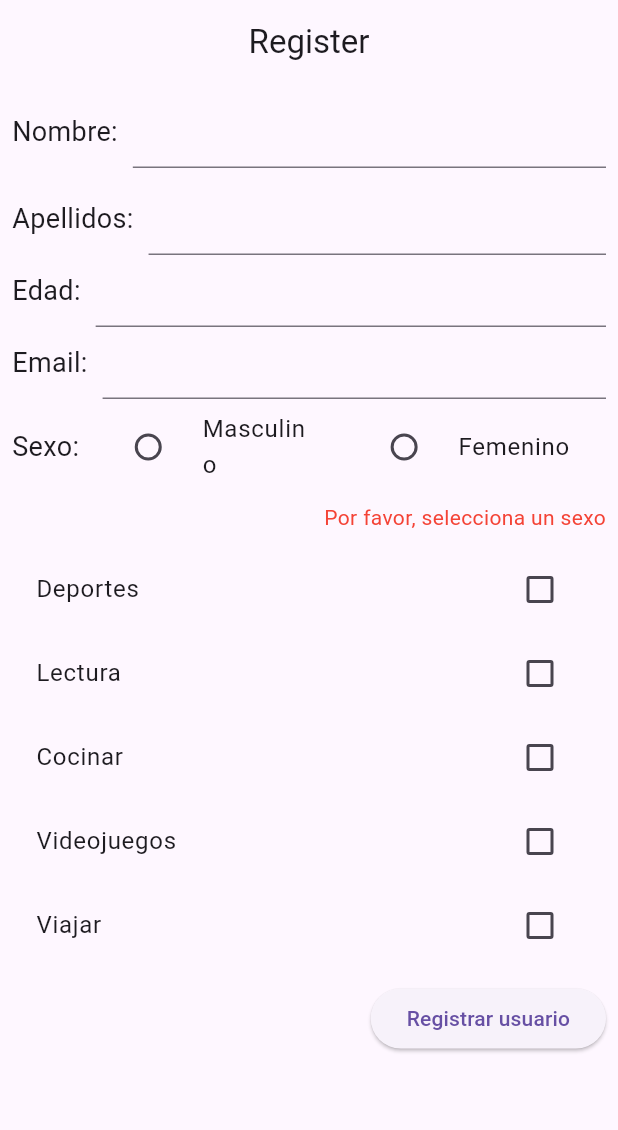
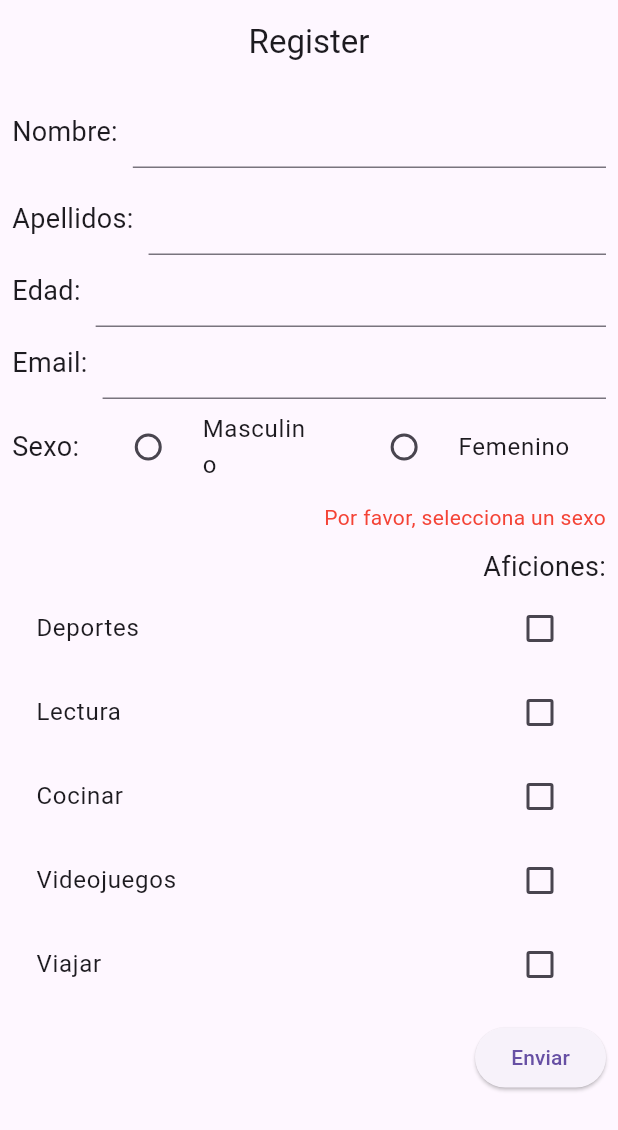
Before and after one commit to sergicasanova/2DAM_PMDM_Estacio, a Flutter app: the screen it shows after launch, on a phone screen of 412 x 824 dp. Shown: the top 1130 px of the screen. Run offline on Flutter 3.47's test engine with Material 3 defaults, Android fonts, the light colour scheme and no system bars.

Commit message:
Implementaciones faltantes, usuario.dart, error/checkbox

```diff
--- a/formularios_2/lib/widgets/form_register.dart
+++ b/formularios_2/lib/widgets/form_register.dart
@@ -1,4 +1,5 @@
 import 'package:flutter/material.dart';
+import 'package:formularios_2/widgets/infraestructure/models/usuario.dart';
 
 class FormRegister extends StatefulWidget {
   const FormRegister({super.key});
@@ -18,13 +19,8 @@ class _FormRegisterState extends State<FormRegister> {
   String? _sexoSeleccionado;
 
   // Map para las aficiones con su estado inicial (false = no seleccionado)
-  final Map<String, bool> _aficiones = {
-    'Deportes': false,
-    'Lectura': false,
-    'Cocinar': false,
-    'Videojuegos': false,
-    'Viajar': false,
-  };
+  final List<String> _aficiones = ['Deportes', 'Lectura', 'Cocinar', 'Videojuegos', 'Viajar'];
+  final List<bool> _aficionesSeleccionadas = List.generate(5, (_) => false);
 
   String? _validarSexo() {
     if (_sexoSeleccionado == null) {
@@ -32,7 +28,6 @@ class _FormRegisterState extends State<FormRegister> {
     }
     return null;
   }
-
 
   @override
   void dispose() {
@@ -181,39 +176,67 @@ class _FormRegisterState extends State<FormRegister> {
                     style: const TextStyle(color: Colors.red),
                   ),
                 ),
+
               const SizedBox(height: 10),
-              Column(
-                children: _aficiones.keys.map((String key) {
+
+            const Text("Aficiones:", style: TextStyle(fontSize: 18)),
+            ..._aficiones.asMap().entries.map<Widget>((dynamic entry) {
+              final index = entry.key;
+              final aficion = entry.value;
               return CheckboxListTile(
-                    title: Text(key),
-                    value: _aficiones[key],
+                title: Text(aficion),
+                value: _aficionesSeleccionadas[index],
                 onChanged: (bool? value) {
                   setState(() {
-                        _aficiones[key] = value ?? false;
+                    _aficionesSeleccionadas[index] = value ?? false;
                   });
                 },
               );
-                }).toList(),
-              ),
+            }),
             const SizedBox(height: 10),
-            Align(
-              alignment: Alignment.centerRight,
-              child: ElevatedButton(
+            ElevatedButton(
               onPressed: () {
                 if (_formKey.currentState!.validate()) {
+                  if (!_aficionesSeleccionadas.contains(true)) {
                     ScaffoldMessenger.of(context).showSnackBar(
-                      const SnackBar(content: Text('Usuario registrado')),
+                      const SnackBar(content: Text("Debes seleccionar al menos una afición")),
+                    );
+                  } else {
+                    final usuario = Usuario(
+                      nombre: _nombreController.text,
+                      apellidos: _apellidosController.text,
+                      edad: int.parse(_edadController.text),
+                      correo: _correoController.text,
+                      sexo: _sexoSeleccionado!,
+                      aficiones: _aficiones
+                          .asMap()
+                          .entries
+                          .where((entry) => _aficionesSeleccionadas[entry.key])
+                          .map((entry) => entry.value)
+                          .toList(),
                     );
 
-                    // Limpiar los campos después del registro
+                    ScaffoldMessenger.of(context).showSnackBar(
+                      const SnackBar(content: Text("Usuario registrado")),
+                    );
+
+                    print(usuario); // Mostrar el usuario en consola
+
+                    // Limpiar los campos después de enviar
                     _nombreController.clear();
                     _apellidosController.clear();
                     _edadController.clear();
                     _correoController.clear();
+                    _sexoSeleccionado = null;
+                    _aficionesSeleccionadas.fillRange(0, _aficionesSeleccionadas.length, false);
+
+                    // Forzar la actualización de la interfaz
+                    setState(() {});
+
+                  }
                 }
               },
-                child: const Text('Registrar usuario'),
-              ),
+              child: const Text('Enviar'),
             ),
           ],
         ),
--- /dev/null
+++ b/formularios_2/lib/widgets/infraestructure/models/usuario.dart
@@ -0,0 +1,22 @@
+class Usuario {
+  final String nombre;
+  final String apellidos;
+  final int edad;
+  final String correo;
+  final String sexo;
+  final List<String> aficiones;
+
+  Usuario({
+    required this.nombre,
+    required this.apellidos,
+    required this.edad,
+    required this.correo,
+    required this.sexo,
+    required this.aficiones,
+  });
+
+  @override
+  String toString() {
+    return 'Usuario(nombre: $nombre, apellidos: $apellidos, edad: $edad, correo: $correo, sexo: $sexo, aficiones: $aficiones)';
+  }
+}
```
Lines whose indentation alone changed are shown as unchanged.
